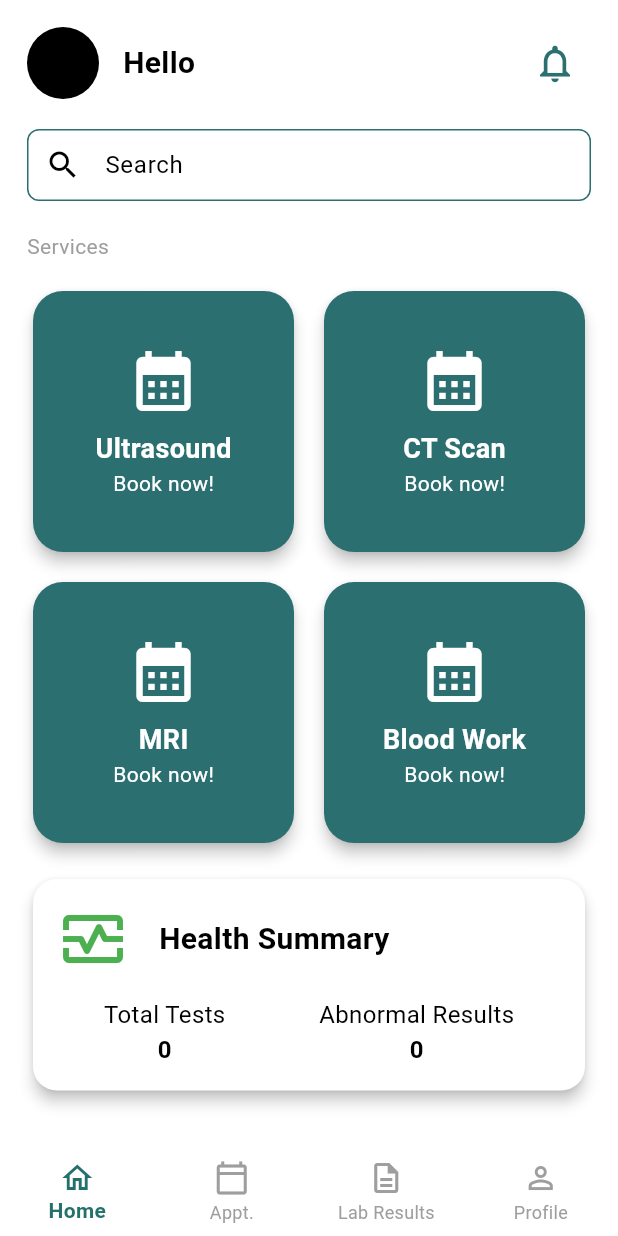
After one commit to Welu2/lab_result_viewer_Flutter, a Flutter app: the HomeScreen screen opened by its route, on a phone screen of 412 x 824 dp. The commit adds this screen. Run offline on Flutter 3.47's test engine with Material 3 defaults, Android fonts, the phone set to English and light mode, and no system bars; our stand-ins replace dio, file_picker, flutter_riverpod, flutter_secure_storage, go_router, image_picker and 2 more; missing offline and left inert: base64; accounts and stored records are empty; network calls fail.

Commit message:
widget: home_view test

```diff
--- /dev/null
+++ b/lib/features/home/widgets/home_view.dart
@@ -0,0 +1,201 @@
+import 'package:flutter/material.dart';
+
+class HomeView extends StatelessWidget {
+  final String userName;
+  final int unreadNotifications;
+  final int totalTests;
+  final int abnormalResults;
+  final List<String> services;
+
+  /// Called when the notification icon is tapped.
+  final VoidCallback onNotificationsTap;
+
+  /// Called when the user pulls to refresh.
+  final Future<void> Function() onRefresh;
+
+  /// Called when the search text changes.
+  final ValueChanged<String> onSearchChanged;
+
+  /// Called when a service card is tapped.
+  final ValueChanged<String> onServiceTap;
+
+  const HomeView({
+    Key? key,
+    required this.userName,
+    required this.unreadNotifications,
+    required this.totalTests,
+    required this.abnormalResults,
+    required this.services,
+    required this.onNotificationsTap,
+    required this.onRefresh,
+    required this.onSearchChanged,
+    required this.onServiceTap,
+  }) : super(key: key);
+
+  @override
+  Widget build(BuildContext context) {
+    return Scaffold(
+      body: RefreshIndicator(
+        onRefresh: onRefresh,
+        child: ListView(
+          padding: const EdgeInsets.all(18),
+          children: [
+            // Top greeting bar
+            Row(
+              crossAxisAlignment: CrossAxisAlignment.center,
+              children: [
+                CircleAvatar(
+                  radius: 24,
+                  backgroundColor: Theme.of(context).colorScheme.outline,
+                  child: Text(
+                    userName.isNotEmpty ? userName[0].toUpperCase() : '',
+                    style: const TextStyle(fontSize: 22, fontWeight: FontWeight.bold),
+                  ),
+                ),
+                const SizedBox(width: 16),
+                Expanded(
+                  child: Text(
+                    userName.isNotEmpty ? 'Hello, $userName' : 'Hello',
+                    style: const TextStyle(fontSize: 20, fontWeight: FontWeight.w600),
+                  ),
+                ),
+                Stack(
+                  children: [
+                    IconButton(
+                      icon: const Icon(Icons.notifications_outlined, size: 30),
+                      onPressed: onNotificationsTap,
+                    ),
+                    if (unreadNotifications > 0)
+                      const Positioned(
+                        right: 8,
+                        top: 8,
+                        child: SizedBox(
+                          width: 10,
+                          height: 10,
+                          child: DecoratedBox(
+                            decoration: BoxDecoration(
+                              color: Colors.red,
+                              shape: BoxShape.circle,
+                            ),
+                          ),
+                        ),
+                      ),
+                  ],
+                ),
+              ],
+            ),
+            const SizedBox(height: 20),
+            // Search bar
+            TextField(
+              onChanged: onSearchChanged,
+              decoration: InputDecoration(
+                hintText: 'Search',
+                prefixIcon: const Icon(Icons.search),
+                contentPadding:
+                    const EdgeInsets.symmetric(vertical: 0, horizontal: 20),
+                border: OutlineInputBorder(
+                  borderRadius: BorderRadius.circular(30),
+                ),
+                filled: true,
+                fillColor: Colors.white,
+              ),
+            ),
+            const SizedBox(height: 20),
+            const Text('Services', style: TextStyle(color: Colors.grey)),
+            const SizedBox(height: 16),
+            // Services grid
+            GridView.count(
+              crossAxisCount: 2,
+              shrinkWrap: true,
+              physics: const NeverScrollableScrollPhysics(),
+              crossAxisSpacing: 12,
+              mainAxisSpacing: 12,
+              childAspectRatio: 1,
+              children: services.map((service) {
+                return Card(
+                  shape: RoundedRectangleBorder(
+                      borderRadius: BorderRadius.circular(20)),
+                  elevation: 4,
+                  color: Theme.of(context).colorScheme.primary,
+                  child: InkWell(
+                    borderRadius: BorderRadius.circular(20),
+                    onTap: () => onServiceTap(service),
+                    child: Padding(
+                      padding: const EdgeInsets.all(16),
+                      child: Column(
+                        mainAxisAlignment: MainAxisAlignment.center,
+                        crossAxisAlignment: CrossAxisAlignment.center,
+                        children: [
+                          const Icon(Icons.calendar_month,
+                              size: 48, color: Colors.white),
+                          const SizedBox(height: 8),
+                          Text(service,
+                              style: const TextStyle(
+                                  fontWeight: FontWeight.bold,
+                                  fontSize: 18,
+                                  color: Colors.white)),
+                          const Text('Book now!',
+                              style: TextStyle(color: Colors.white)),
+                        ],
+                      ),
+                    ),
+                  ),
+                );
+              }).toList(),
+            ),
+            const SizedBox(height: 16),
+            // Health Summary Card
+            Card(
+              shape: RoundedRectangleBorder(
+                  borderRadius: BorderRadius.circular(16)),
+              elevation: 4,
+              child: Padding(
+                padding: const EdgeInsets.all(16),
+                child: Column(
+                  children: [
+                    Row(
+                      children: const [
+                        Icon(Icons.monitor_heart_outlined,
+                            size: 48, color: Colors.green),
+                        SizedBox(width: 20),
+                        Text('Health Summary',
+                            style: TextStyle(
+                                fontWeight: FontWeight.bold, fontSize: 20)),
+                      ],
+                    ),
+                    const SizedBox(height: 15),
+                    Row(
+                      mainAxisAlignment: MainAxisAlignment.spaceAround,
+                      children: [
+                        Column(
+                          children: [
+                            const Text('Total Tests',
+                                style: TextStyle(fontSize: 16)),
+                            Text(totalTests.toString(),
+                                style: const TextStyle(
+                                    fontWeight: FontWeight.bold,
+                                    fontSize: 16)),
+                          ],
+                        ),
+                        Column(
+                          children: [
+                            const Text('Abnormal Results',
+                                style: TextStyle(fontSize: 16)),
+                            Text(abnormalResults.toString(),
+                                style: const TextStyle(
+                                    fontWeight: FontWeight.bold,
+                                    fontSize: 16)),
+                          ],
+                        ),
+                      ],
+                    ),
+                  ],
+                ),
+              ),
+            ),
+          ],
+        ),
+      ),
+    );
+  }
+}
```
Also changed, not shown: lib/features/home/screens/home_screen.dart (+33 -163 lines), 1 other file.
